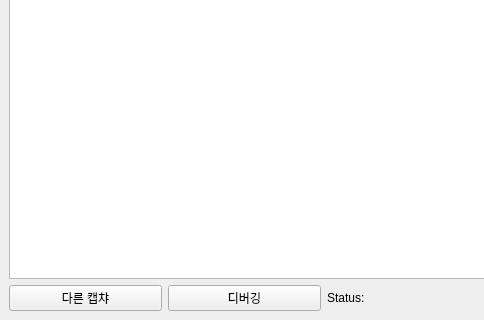
Before: the Qt Designer form gui/handcaptcha.ui in waterlemon7z/HandCaptcha, drawn with Qt 5; both pictures show x 0 to 484 and y 201 to 521 of the 647 by 521 pixel window.
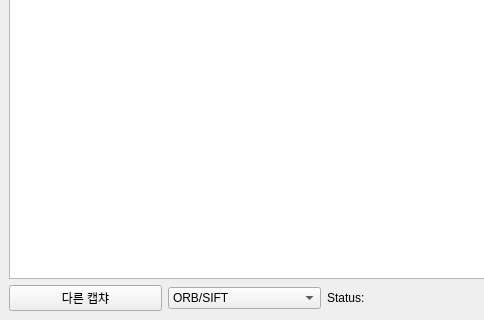
After: the same form once the commit is applied.

Commit message: add: select verification method selection dropbox

Patch:
```diff
--- a/gui/handcaptcha.ui
+++ b/gui/handcaptcha.ui
@@ -47,10 +47,13 @@
        </widget>
       </item>
       <item>
-       <widget class="QPushButton" name="pushButton">
-        <property name="text">
-         <string>디버깅</string>
+       <widget class="QComboBox" name="verificationCombo">
+        <property name="toolTip">
+         <string>캡챠 자동 풀이 검증 방식. 다음 문제 생성부터 적용됩니다.</string>
         </property>
+        <item><property name="text"><string>ORB/SIFT</string></property></item>
+        <item><property name="text"><string>ORB</string></property></item>
+        <item><property name="text"><string>SIFT</string></property></item>
        </widget>
       </item>
       <item>
```
The commit also changes 7 other files.
